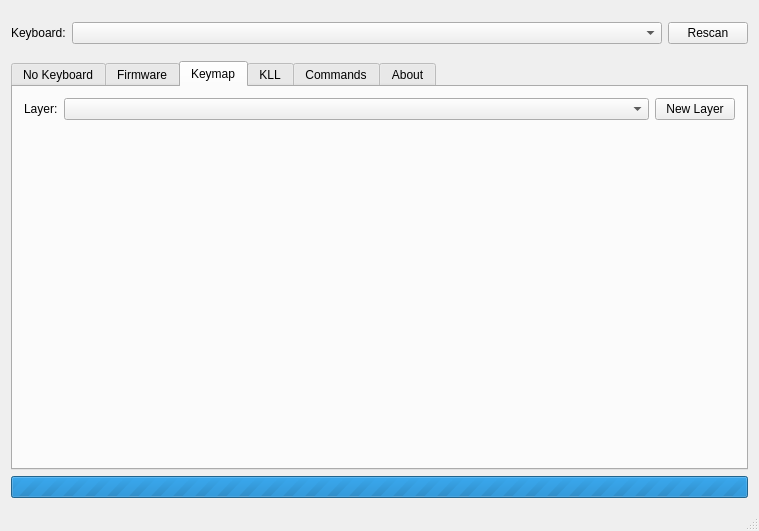
Old version of the form mainwindow.ui in the repository pok3r-custom/Pok3rConf.
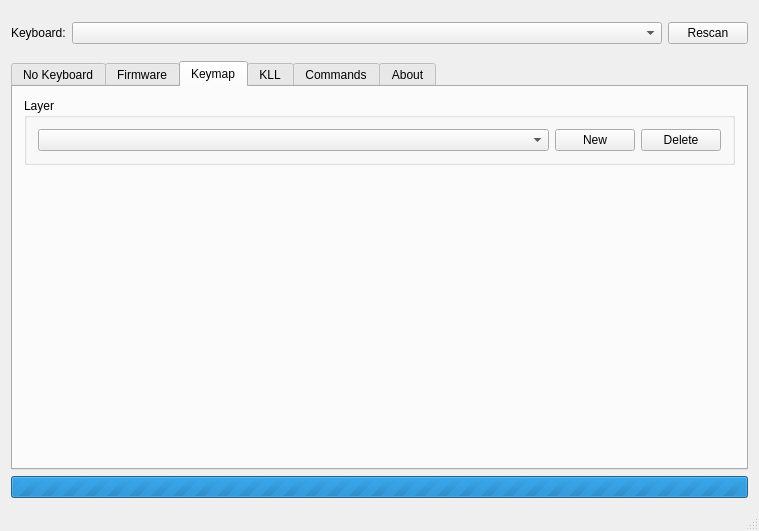
New version of the form. The open tabs and pages were chosen to show the change. Custom widgets are drawn as their Qt base class.

```diff
--- a/mainwindow.ui
+++ b/mainwindow.ui
@@ -219,33 +219,11 @@
        </attribute>
        <layout class="QVBoxLayout" name="verticalLayout_4">
         <item>
-         <widget class="QWidget" name="widget_4" native="true">
-          <property name="sizePolicy">
-           <sizepolicy hsizetype="Preferred" vsizetype="Minimum">
-            <horstretch>0</horstretch>
-            <verstretch>0</verstretch>
-           </sizepolicy>
+         <widget class="QGroupBox" name="groupBox">
+          <property name="title">
+           <string>Layer</string>
           </property>
-          <layout class="QHBoxLayout" name="horizontalLayout_5">
-           <property name="leftMargin">
-            <number>0</number>
-           </property>
-           <property name="topMargin">
-            <number>0</number>
-           </property>
-           <property name="rightMargin">
-            <number>0</number>
-           </property>
-           <property name="bottomMargin">
-            <number>0</number>
-           </property>
-           <item>
-            <widget class="QLabel" name="label">
-             <property name="text">
-              <string>Layer:</string>
-             </property>
-            </widget>
-           </item>
+          <layout class="QHBoxLayout" name="horizontalLayout_2">
            <item>
             <widget class="QComboBox" name="layerSelection">
              <property name="sizePolicy">
@@ -259,7 +237,14 @@
            <item>
             <widget class="QPushButton" name="newLayerButton">
              <property name="text">
-              <string>New Layer</string>
+              <string>New</string>
+             </property>
+            </widget>
+           </item>
+           <item>
+            <widget class="QPushButton" name="pushButton">
+             <property name="text">
+              <string>Delete</string>
              </property>
             </widget>
            </item>
```
Left out of the diff: 4 changed lines with no effect on the pictures.
